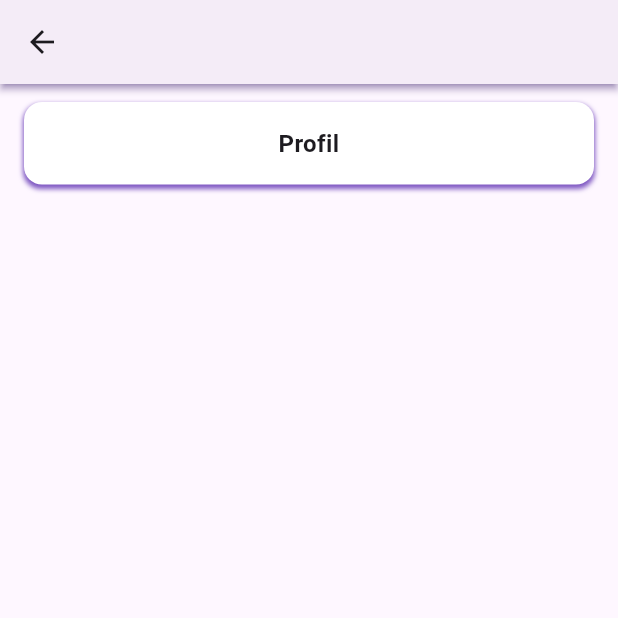
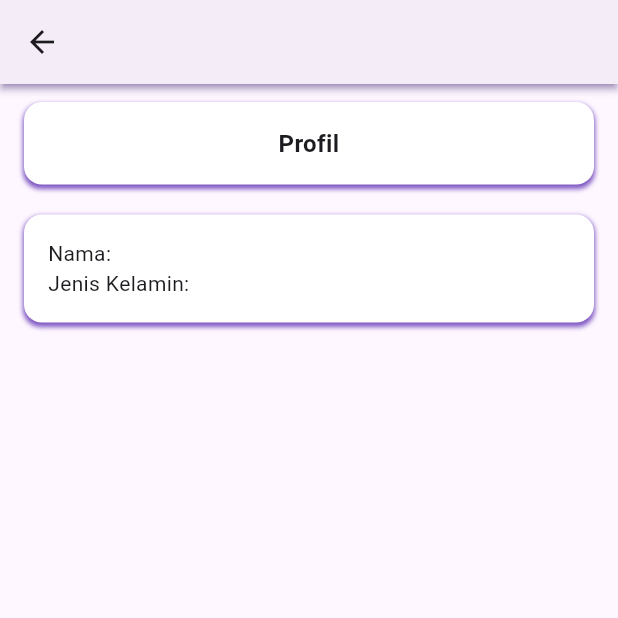
Before and after one commit to Miradrianti/sandbox_app, a Flutter app: the Beranda screen opened directly, after a tap on the "account circle" icon, on a phone screen of 412 x 824 dp, the top half of it. Run offline on Flutter 3.47's test engine with Material 3 defaults, Android fonts, the phone set to English and light mode, and no system bars.

Commit message:
Card Profil & text beranda

```diff
--- a/lib/pages/beranda.dart
+++ b/lib/pages/beranda.dart
@@ -56,7 +56,7 @@ class _BerandaState extends State<Beranda> {
                       style: TextStyle(
                         fontWeight: FontWeight.bold,
                       ),),
-                    Text('Selamat datang di Aplikasi HSI Abdullah Roy'),
+                    Text('Selamat datang di halaman utama, silahkan pilih menu navigasi!'),
                   ],
                 ),
               ),
@@ -67,7 +67,7 @@ class _BerandaState extends State<Beranda> {
                 Column(
                   crossAxisAlignment: CrossAxisAlignment.start,
                   children: [
-                    Text('Navigasi'),
+                    Text('Navigasi', style: TextStyle(fontWeight: FontWeight.bold),),
                     const Divider(height: 20, thickness: 2, indent: 0, endIndent: 0, color: Color.fromARGB(255, 178, 161, 207),),
                     TombolText(
                       text: '> Daftar Siswa',
--- a/lib/pages/profil.dart
+++ b/lib/pages/profil.dart
@@ -1,4 +1,5 @@
 import 'package:flutter/material.dart';
+import 'package:sandbox_app/components/tombol.dart';
 
 import '../components/cards.dart';
 import '../components/texts.dart';
@@ -36,7 +37,18 @@ class Profil extends StatelessWidget {
                       ],
                     ),
               ),
+
               const SizedBox(height: 20,),
+
+              RegularCard(child:
+                Column(
+                  crossAxisAlignment: CrossAxisAlignment.start,
+                  children: [
+                    const Text('Nama: '),
+                    const Text('Jenis Kelamin: '),
+                  ],
+                )
+              ),
             ]
         ),
       ),
```
